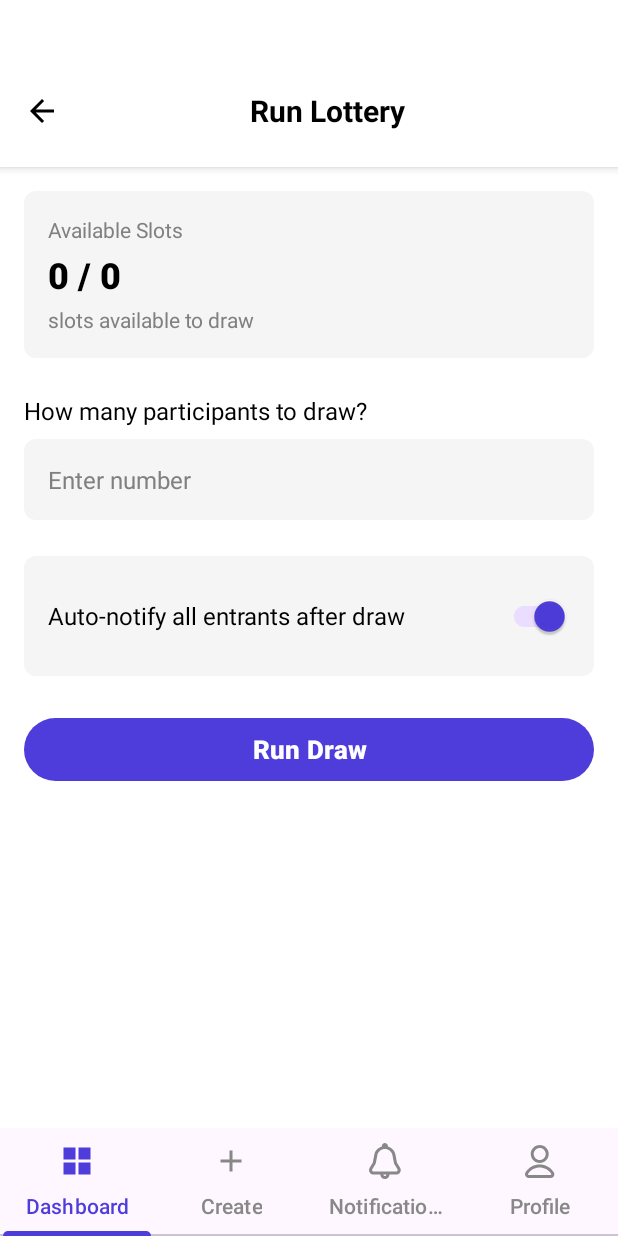
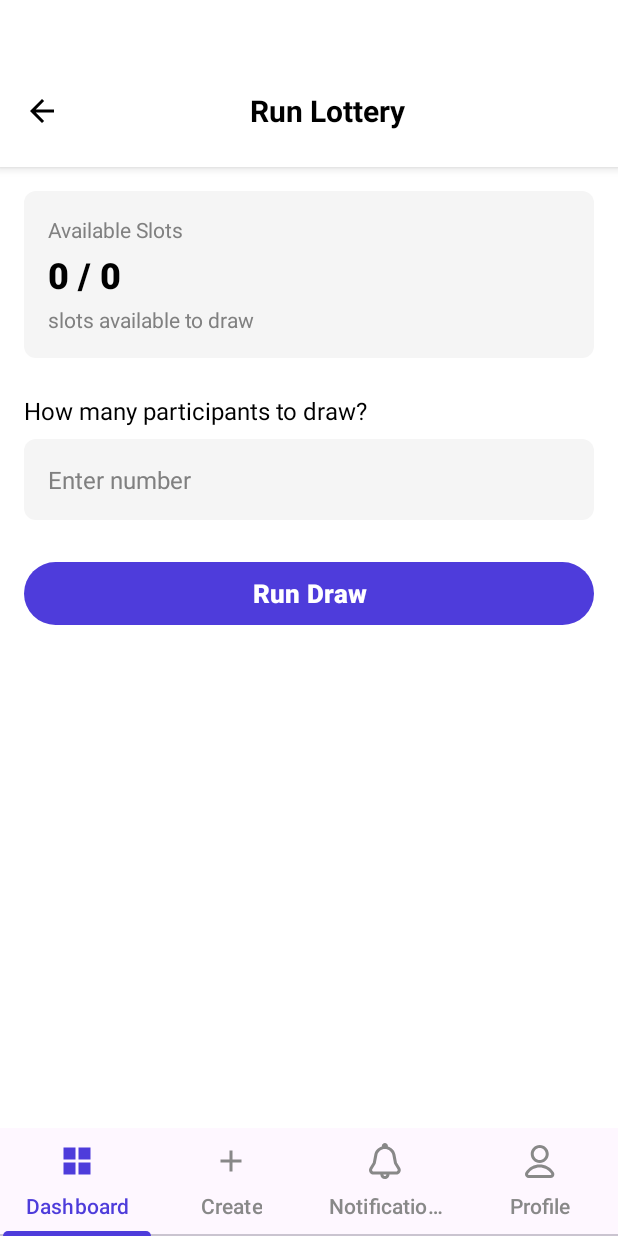
Before and after one commit to CMPUT301F25droids/EventLotteryApp, an Android app: the RunLotteryActivity screen opened directly, with no data from a screen before it, on a phone screen of 412 x 824 dp. Run offline under Robolectric (Android 15) with nearby library versions, the phone set to English and light mode, and no system bars; our stand-ins replace Firebase (no records; nobody signed in at launch, a user with empty details on screens opened directly); 1 statement that could not run was skipped.

Commit message:
Remove auto-notify switch and always notify all entrants of lottery results
- Removed auto-notify switch from RunLotteryActivity UI
- Notifications now always sent automatically to both selected and non-selected entrants
- Selected entrants receive congratulations message
- Non-selected entrants receive notification that they were not selected but remain on waiting list

```diff
--- a/EventLotteryApp/app/src/main/res/layout/activity_run_lottery.xml
+++ b/EventLotteryApp/app/src/main/res/layout/activity_run_lottery.xml
@@ -127,33 +127,6 @@
                 android:textColorHint="@color/medium_grey"
                 android:layout_marginBottom="24dp" />
 
-            <!-- Auto-notify Toggle -->
-            <LinearLayout
-                android:layout_width="match_parent"
-                android:layout_height="wrap_content"
-                android:orientation="horizontal"
-                android:gravity="center_vertical"
-                android:padding="16dp"
-                android:background="@drawable/edit_text_custom_bg"
-                android:clickable="true"
-                android:focusable="true"
-                android:layout_marginBottom="24dp">
-
-                <TextView
-                    android:layout_width="0dp"
-                    android:layout_height="wrap_content"
-                    android:layout_weight="1"
-                    android:text="Auto-notify all entrants after draw"
-                    android:textSize="16sp"
-                    android:textColor="@color/black" />
-
-                <com.google.android.material.switchmaterial.SwitchMaterial
-                    android:id="@+id/auto_notify_switch"
-                    android:layout_width="wrap_content"
-                    android:layout_height="wrap_content"
-                    android:checked="true" />
-            </LinearLayout>
-
             <!-- Run Draw Button -->
             <com.google.android.material.button.MaterialButton
                 android:id="@+id/run_draw_button"
```
Also changed, not shown: EventLotteryApp/app/src/main/java/com/example/eventlotteryapp/organizer/RunLotteryActivity.java (+7 -15 lines).
